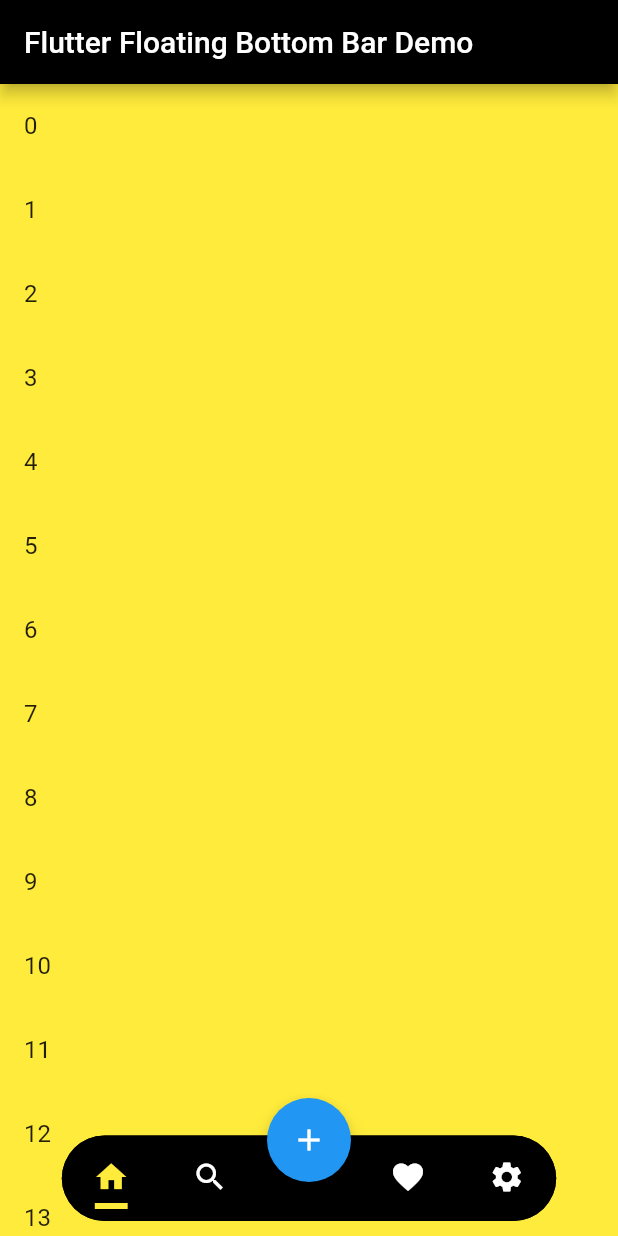
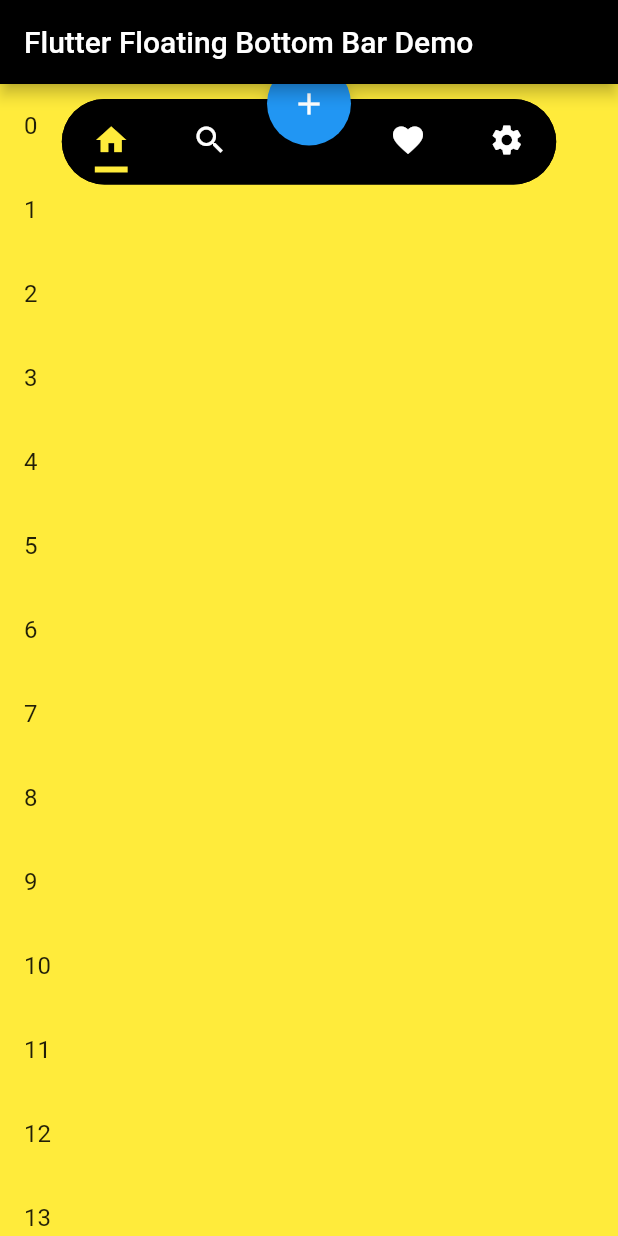
Before and after one commit to codenameakshay/flutter-floating-bottom-bar, a Flutter app: the screen it shows after launch, on a phone screen of 412 x 824 dp. Run offline on Flutter 3.47's test engine with Material 2 defaults, Android fonts, the phone set to English and light mode, and no system bars.

Commit message:
remove bottom, deprecate alignment, add barAlignment & offset properties

```diff
--- a/lib/main.dart
+++ b/lib/main.dart
@@ -176,8 +176,8 @@ class _MyHomePageState extends State<MyHomePage> with SingleTickerProviderStateM
           barColor: colors[currentPage].computeLuminance() > 0.5 ? Colors.black : Colors.white,
           start: 2,
           end: 0,
-          bottom: 10,
-          alignment: Alignment.bottomCenter,
+          offset: 10,
+          barAlignment: Alignment.bottomCenter,
           iconHeight: 30,
           iconWidth: 30,
           reverse: false,
--- a/packages/flutter_floating_bottom_bar/lib/src/bottom_bar.dart
+++ b/packages/flutter_floating_bottom_bar/lib/src/bottom_bar.dart
@@ -57,8 +57,8 @@ class BottomBar extends StatefulWidget {
   final double start;
 
   ///
-  /// The position of the bar from the bottom in double.
-  final double bottom;
+  /// The padding/offset from all sides of the bar in double.
+  final double offset;
 
   ///
   /// The duration of the `SlideTransition` of the `BottomBar`.
@@ -84,6 +84,10 @@ class BottomBar extends StatefulWidget {
   ///
   /// The alignment of the Stack in which the `BottomBar` is placed.
   final Alignment alignment;
+
+  ///
+  /// The alignment of the Bar and the icon in the Stack in which the `BottomBar` is placed.
+  final Alignment barAlignment;
 
   ///
   /// The callback when the `BottomBar` is shown i.e. on response to scroll events.
@@ -125,13 +129,15 @@ class BottomBar extends StatefulWidget {
     this.barColor = Colors.black,
     this.end = 0,
     this.start = 2,
-    this.bottom = 10,
+    this.offset = 10,
     this.duration = const Duration(milliseconds: 120),
     this.curve = Curves.linear,
     this.width = 300,
     this.borderRadius = BorderRadius.zero,
     this.showIcon = true,
+    @Deprecated('Use barAlignment instead, this will be removed in a future release')
     this.alignment = Alignment.bottomCenter,
+    this.barAlignment = Alignment.bottomCenter,
     this.onBottomBarShown,
     this.onBottomBarHidden,
     this.reverse = false,
@@ -251,8 +257,10 @@ class _BottomBarState extends State<BottomBar> with SingleTickerProviderStateMix
           child: widget.body(context, scrollBottomBarController),
         ),
         if (widget.showIcon)
-          Positioned(
-            bottom: widget.bottom,
+          Align(
+            alignment: Alignment.topCenter,
+            child: Padding(
+              padding: EdgeInsets.all(widget.offset),
               child: AnimatedOpacity(
                 duration: widget.duration,
                 curve: widget.curve,
@@ -293,8 +301,8 @@ class _BottomBarState extends State<BottomBar> with SingleTickerProviderStateMix
                         },
                         child: () {
                           if (widget.icon != null) {
-                          return widget.icon!(
-                              isOnTop == true ? 0 : widget.iconWidth / 2, isOnTop == true ? 0 : widget.iconHeight / 2);
+                            return widget.icon!(isOnTop == true ? 0 : widget.iconWidth / 2,
+                                isOnTop == true ? 0 : widget.iconHeight / 2);
                           } else {
                             return Center(
                               child: IconButton(
@@ -315,8 +323,11 @@ class _BottomBarState extends State<BottomBar> with SingleTickerProviderStateMix
                 ),
               ),
             ),
-        Positioned(
-          bottom: widget.bottom,
+          ),
+        Align(
+          alignment: Alignment.topCenter,
+          child: Padding(
+            padding: EdgeInsets.all(widget.offset),
             child: SlideTransition(
               position: _offsetAnimation,
               child: Container(
@@ -333,6 +344,7 @@ class _BottomBarState extends State<BottomBar> with SingleTickerProviderStateMix
               ),
             ),
           ),
+        ),
       ],
     );
   }
```
Lines whose indentation alone changed are shown as unchanged.
